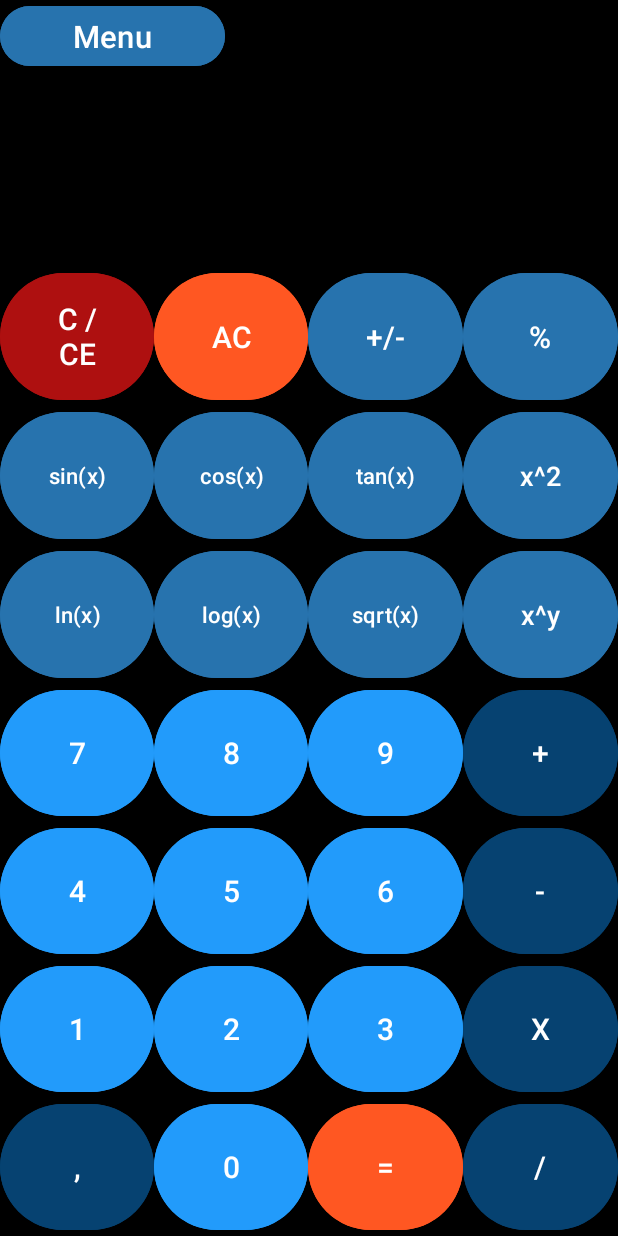
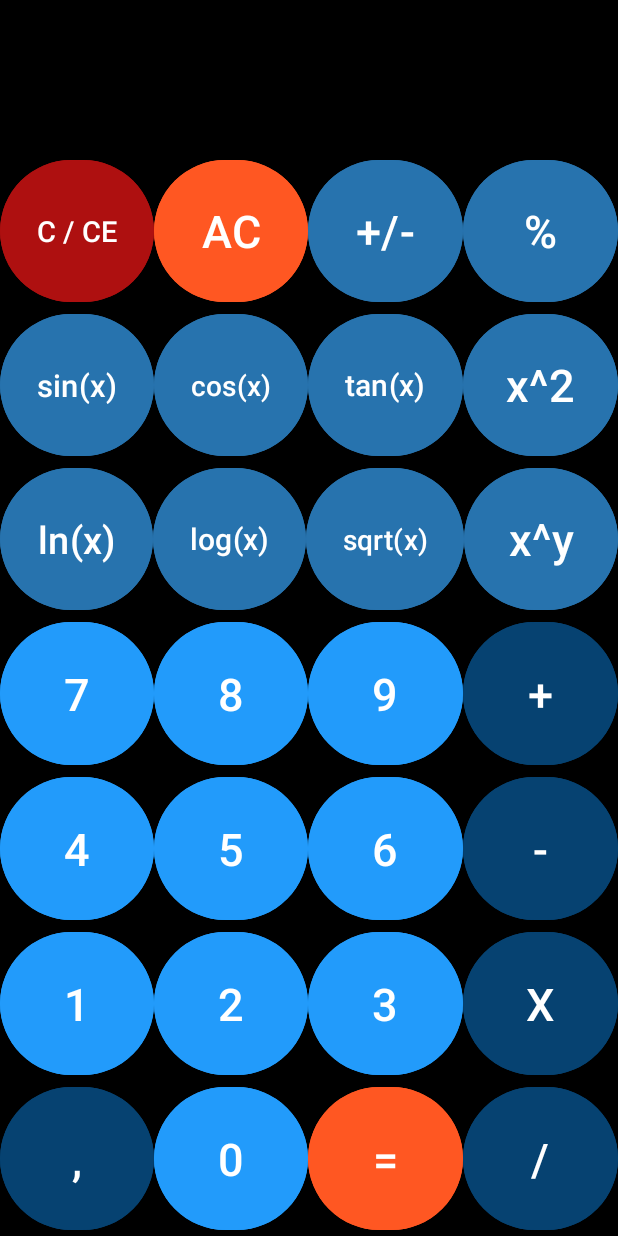
Before and after one commit to Jvsin/calculatorApp, an Android app: the AdvancedCalcActivity screen opened directly, with no data from a screen before it, on a phone screen of 412 x 824 dp. Run offline under Robolectric (Android 15) with nearby library versions, the phone set to English and light mode, and no system bars.

```diff
--- a/app/src/main/AndroidManifest.xml
+++ b/app/src/main/AndroidManifest.xml
@@ -21,10 +21,12 @@
                 <category android:name="android.intent.category.LAUNCHER" />
             </intent-filter>
         </activity>
-        <activity android:name=".BasicCalcActivity">
+        <activity android:name=".BasicCalcActivity"
+            android:configChanges="keyboardHidden|orientation|screenSize">
 
         </activity>
-        <activity android:name=".AdvancedCalcActivity">
+        <activity android:name=".AdvancedCalcActivity"
+            android:configChanges="keyboardHidden|orientation|screenSize">
 
         </activity>
 
--- a/app/src/main/java/com/example/calculatorapp/AdvancedCalcActivity.kt
+++ b/app/src/main/java/com/example/calculatorapp/AdvancedCalcActivity.kt
@@ -52,7 +52,7 @@ class AdvancedCalcActivity : AppCompatActivity() {
         val buttonLn = findViewById<Button>(R.id.buttonLn)
         val buttonLog = findViewById<Button>(R.id.buttonLog)
         val buttonSqrt = findViewById<Button>(R.id.buttonSqrt)
-        val buttonMenu = findViewById<Button>(R.id.backButton)
+//        val buttonMenu = findViewById<Button>(R.id.backButton)
 
         this.display = findViewById(R.id.resultOnScreen)
         button1.setOnClickListener { appendToDisplay("1")}
@@ -85,7 +85,7 @@ class AdvancedCalcActivity : AppCompatActivity() {
         buttonClear.setOnClickListener { clear() }
         buttonAllClear.setOnClickListener { clearAll() }
 
-        buttonMenu.setOnClickListener { finish() }
+//        buttonMenu.setOnClickListener { finish() }
 
     }
 
--- a/app/src/main/res/layout/advanced.xml
+++ b/app/src/main/res/layout/advanced.xml
@@ -8,21 +8,21 @@
     android:orientation="vertical"
     tools:context=".MainActivity">
 
-    <Button
-        android:id="@+id/backButton"
-        android:layout_width="150dp"
-        android:autoSizeTextType="uniform"
-        android:autoSizeMaxTextSize="35sp"
-        android:layout_height="wrap_content"
-        android:backgroundTint="@color/cyan"
-        android:text="@string/back" />
+<!--    <Button-->
+<!--        android:id="@+id/backButton"-->
+<!--        android:layout_width="150dp"-->
+<!--        android:autoSizeTextType="uniform"-->
+<!--        android:autoSizeMaxTextSize="35sp"-->
+<!--        android:layout_height="wrap_content"-->
+<!--        android:backgroundTint="@color/cyan"-->
+<!--        android:text="@string/back" />-->
 
     <LinearLayout
         android:layout_width="match_parent"
-        android:layout_height="130dp"
+        android:layout_height="0dp"
+        android:layout_weight="1"
         android:background="@color/black"
-        android:orientation="vertical"
-        tools:ignore="MissingConstraints">
+        android:orientation="horizontal">
 
         <TextView
             android:id="@+id/resultOnScreen"
@@ -30,57 +30,54 @@
             android:layout_height="match_parent"
             android:gravity="center"
             android:text=""
-            android:textSize="50sp"
+            android:textSize="45dp"
             android:textStyle="bold"
             android:freezesText="true"
             android:textColor="@color/white" />
 
+
     </LinearLayout>
+
 
     <LinearLayout
         android:layout_width="match_parent"
-        android:layout_height="match_parent"
-        android:orientation="vertical">
-
-        <LinearLayout
-            android:layout_width="match_parent"
-            android:layout_height="350dp"
-            android:layout_weight="1"
-            android:gravity="center|bottom"
-            android:orientation="horizontal"
-            android:paddingVertical="0dp"
-            >
+        android:layout_height="0dp"
+        android:layout_weight="1"
+        android:orientation="horizontal">
 
             <Button
                 android:id="@+id/clearButton"
                 android:backgroundTint="@color/red"
-                android:layout_width="100dp"
+                android:layout_width="wrap_content"
                 android:layout_height="match_parent"
+                android:layout_weight="1"
                 android:autoSizeTextType="uniform"
-                android:autoSizeMaxTextSize="20sp"
-                android:layout_weight="1"
+                android:autoSizeMaxTextSize="30sp"
+                android:maxLines="1"
                 android:layout_gravity="center_horizontal|center"
                 android:text="@string/clear" />
 
             <Button
                 android:id="@+id/allClearButton"
                 android:backgroundTint="@color/orange"
-                android:layout_width="100dp"
+                android:layout_width="wrap_content"
                 android:layout_height="match_parent"
+                android:layout_weight="1"
                 android:autoSizeTextType="uniform"
-                android:autoSizeMaxTextSize="20sp"
-                android:layout_weight="1"
+                android:autoSizeMaxTextSize="30sp"
+                android:maxLines="1"
                 android:layout_gravity="center_horizontal|center"
                 android:text="@string/AllClear" />
 
             <Button
                 android:id="@+id/changeSignButton"
                 android:backgroundTint="@color/cyan"
-                android:layout_width="100dp"
+                android:layout_width="wrap_content"
                 android:layout_height="match_parent"
                 android:layout_weight="1"
                 android:autoSizeTextType="uniform"
-                android:autoSizeMaxTextSize="20sp"
+                android:autoSizeMaxTextSize="30sp"
+                android:maxLines="1"
                 android:accessibilityHeading="false"
                 android:text="@string/Sign"
                 android:layout_gravity="center_horizontal|center"
@@ -89,18 +86,19 @@
             <Button
                 android:id="@+id/buttonPercent"
                 android:backgroundTint="@color/cyan"
-                android:layout_width="100dp"
+                android:layout_width="wrap_content"
                 android:layout_height="match_parent"
                 android:layout_weight="1"
                 android:autoSizeTextType="uniform"
-                android:autoSizeMaxTextSize="20sp"
+                android:autoSizeMaxTextSize="30sp"
+                android:maxLines="1"
                 android:layout_gravity="center_horizontal|center"
                 android:text="@string/Percent" />
         </LinearLayout>
 
         <LinearLayout
             android:layout_width="match_parent"
-            android:layout_height="350dp"
+            android:layout_height="0dp"
             android:layout_weight="1"
             android:gravity="center|bottom"
             android:orientation="horizontal"
@@ -110,51 +108,55 @@
             <Button
                 android:id="@+id/buttonSinus"
                 android:backgroundTint="@color/cyan"
-                android:layout_width="0dp"
+                android:layout_width="wrap_content"
                 android:layout_height="match_parent"
                 android:layout_weight="1"
                 android:autoSizeTextType="uniform"
-                android:autoSizeMaxTextSize="15sp"
+                android:autoSizeMaxTextSize="30sp"
+                android:maxLines="1"
                 android:layout_gravity="center_horizontal|center"
                 android:text="@string/Sinus" />
 
             <Button
                 android:id="@+id/buttonCosinus"
                 android:backgroundTint="@color/cyan"
-                android:layout_width="0dp"
+                android:layout_width="wrap_content"
                 android:layout_height="match_parent"
                 android:layout_weight="1"
                 android:autoSizeTextType="uniform"
-                android:autoSizeMaxTextSize="15sp"
+                android:autoSizeMaxTextSize="30sp"
+                android:maxLines="1"
                 android:layout_gravity="center_horizontal|center"
                 android:text="@string/Cosinus" />
 
             <Button
                 android:id="@+id/buttonTangens"
                 android:backgroundTint="@color/cyan"
-                android:layout_width="0dp"
+                android:layout_width="wrap_content"
                 android:layout_height="match_parent"
+                android:layout_weight="1"
                 android:autoSizeTextType="uniform"
-                android:autoSizeMaxTextSize="15sp"
+                android:autoSizeMaxTextSize="30sp"
+                android:maxLines="1"
                 android:layout_gravity="center_horizontal|center"
-                android:layout_weight="1"
                 android:text="@string/Tangens" />
 
             <Button
                 android:id="@+id/buttonPow2"
                 android:backgroundTint="@color/cyan"
-                android:layout_width="0dp"
+                android:layout_width="wrap_content"
                 android:layout_height="match_parent"
+                android:layout_weight="1"
                 android:autoSizeTextType="uniform"
-                android:autoSizeMaxTextSize="18sp"
+                android:autoSizeMaxTextSize="30sp"
+                android:maxLines="1"
                 android:layout_gravity="center_horizontal|center"
-                android:layout_weight="1"
                 android:text="@string/Power2" />
         </LinearLayout>
 
         <LinearLayout
             android:layout_width="match_parent"
-            android:layout_height="350dp"
+            android:layout_height="0dp"
             android:layout_weight="1"
             android:gravity="center|bottom"
             android:orientation="horizontal"
@@ -164,51 +166,55 @@
             <Button
                 android:id="@+id/buttonLn"
                 android:backgroundTint="@color/cyan"
-                android:layout_width="0dp"
+                android:layout_width="wrap_content"
                 android:layout_height="match_parent"
+                android:layout_weight="1"
                 android:autoSizeTextType="uniform"
-                android:autoSizeMaxTextSize="15sp"
-                android:layout_weight="1"
+                android:autoSizeMaxTextSize="30sp"
+                android:maxLines="1"
                 android:layout_gravity="center_horizontal|center"
                 android:text="@string/NaturalLog" />
 
             <Button
                 android:id="@+id/buttonLog"
                 android:backgroundTint="@color/cyan"
-                android:layout_width="0dp"
+                android:layout_width="wrap_content"
                 android:layout_height="match_parent"
                 android:layout_weight="1"
                 android:autoSizeTextType="uniform"
-                android:autoSizeMaxTextSize="15sp"
+                android:autoSizeMaxTextSize="30sp"
+                android:maxLines="1"
                 android:layout_gravity="center_horizontal|center"
                 android:text="@string/DecimalLog" />
 
             <Button
                 android:id="@+id/buttonSqrt"
                 android:backgroundTint="@color/cyan"
-                android:layout_width="0dp"
+                android:layout_width="wrap_content"
                 android:layout_height="match_parent"
+                android:layout_weight="1"
                 android:autoSizeTextType="uniform"
-                android:autoSizeMaxTextSize="15sp"
+                android:autoSizeMaxTextSize="30sp"
+                android:maxLines="1"
                 android:layout_gravity="center_horizontal|center"
-                android:layout_weight="1"
                 android:text="@string/Square" />
 
             <Button
                 android:id="@+id/buttonPowY"
                 android:backgroundTint="@color/cyan"
-                android:layout_width="0dp"
+                android:layout_width="wrap_content"
                 android:layout_height="match_parent"
+                android:layout_weight="1"
                 android:autoSizeTextType="uniform"
-                android:autoSizeMaxTextSize="18sp"
+                android:autoSizeMaxTextSize="30sp"
+                android:maxLines="1"
                 android:layout_gravity="center_horizontal|center"
-                android:layout_weight="1"
                 android:text="@string/PowerY" />
         </LinearLayout>
 
         <LinearLayout
             android:layout_width="match_parent"
-            android:layout_height="350dp"
+            android:layout_height="0dp"
             android:layout_weight="1"
             android:gravity="center|bottom"
             android:orientation="horizontal"
@@ -218,51 +224,55 @@
             <Button
                 android:id="@+id/button7"
                 android:backgroundTint="@color/lightBlue"
-                android:layout_width="0dp"
+                android:layout_width="wrap_content"
                 android:layout_height="match_parent"
                 android:layout_weight="1"
                 android:autoSizeTextType="uniform"
-                android:autoSizeMaxTextSize="20sp"
+                android:autoSizeMaxTextSize="30sp"
+                android:maxLines="1"
                 android:layout_gravity="center_horizontal|center"
                 android:text="@string/Seven" />
 
             <Button
                 android:id="@+id/button8"
                 android:backgroundTint="@color/lightBlue"
-                android:layout_width="0dp"
+                android:layout_width="wrap_content"
                 android:layout_height="match_parent"
                 android:layout_weight="1"
                 android:autoSizeTextType="uniform"
-                android:autoSizeMaxTextSize="20sp"
+                android:autoSizeMaxTextSize="30sp"
+                android:maxLines="1"
                 android:layout_gravity="center_horizontal|center"
                 android:text="@string/Eight" />
 
             <Button
                 android:id="@+id/button9"
                 android:backgroundTint="@color/lightBlue"
-                android:layout_width="0dp"
+                android:layout_width="wrap_content"
                 android:layout_height="match_parent"
+                android:layout_weight="1"
                 android:layout_gravity="center_horizontal|center"
                 android:autoSizeTextType="uniform"
-                android:autoSizeMaxTextSize="20sp"
-                android:layout_weight="1"
+                android:autoSizeMaxTextSize="30sp"
+                android:maxLines="1"
                 android:text="@string/Nine" />
 
             <Button
                 android:id="@+id/buttonPlus"
                 android:backgroundTint="@color/darkBlue"
-                android:layout_width="0dp"
+                android:layout_width="wrap_content"
                 android:layout_height="match_parent"
+                android:layout_weight="1"
                 android:autoSizeTextType="uniform"
-                android:autoSizeMaxTextSize="20sp"
+                android:autoSizeMaxTextSize="30sp"
+                android:maxLines="1"
                 android:layout_gravity="center_horizontal|center"
-                android:layout_weight="1"
                 android:text="@string/Plus" />
         </LinearLayout>
 
         <LinearLayout
             android:layout_width="match_parent"
-            android:layout_height="350dp"
+            android:layout_height="0dp"
             android:layout_weight="1"
             android:gravity="center|bottom"
             android:orientation="horizontal"
@@ -271,51 +281,55 @@
             <Button
                 android:id="@+id/button4"
                 android:backgroundTint="@color/lightBlue"
-                android:layout_width="0dp"
+                android:layout_width="wrap_content"
                 android:layout_height="match_parent"
+                android:layout_weight="1"
                 android:autoSizeTextType="uniform"
-                android:autoSizeMaxTextSize="20sp"
+                android:autoSizeMaxTextSize="30sp"
+                android:maxLines="1"
                 android:layout_gravity="center_horizontal|center"
-                android:layout_weight="1"
                 android:text="@string/Four" />
 
             <Button
                 android:id="@+id/button5"
                 android:backgroundTint="@color/lightBlue"
-                android:layout_width="0dp"
+                android:layout_width="wrap_content"
                 android:layout_height="match_parent"
+                android:layout_weight="1"
                 android:autoSizeTextType="uniform"
-                android:autoSizeMaxTextSize="20sp"
+                android:autoSizeMaxTextSize="30sp"
+                android:maxLines="1"
                 android:layout_gravity="center_horizontal|center"
-                android:layout_weight="1"
                 android:text="@string/Five" />
 
             <Button
                 android:id="@+id/button6"
                 android:backgroundTint="@color/lightBlue"
-                android:layout_width="0dp"
+                android:layout_width="wrap_content"
                 android:layout_height="match_parent"
+                android:layout_weight="1"
                 android:autoSizeTextType="uniform"
-                android:autoSizeMaxTextSize="20sp"
+                android:autoSizeMaxTextSize="30sp"
+                android:maxLines="1"
                 android:layout_gravity="center_horizontal|center"
-                android:layout_weight="1"
                 android:text="@string/Six" />
 
             <Button
                 android:id="@+id/buttonMinus"
                 android:backgroundTint="@color/darkBlue"
-                android:layout_width="0dp"
+                android:layout_width="wrap_content"
                 android:layout_height="match_parent"
+                android:layout_weight="1"
                 android:autoSizeTextType="uniform"
-                android:autoSizeMaxTextSize="20sp"
+                android:autoSizeMaxTextSize="30sp"
+                android:maxLines="1"
                 android:layout_gravity="center_horizontal|center"
-                android:layout_weight="1"
                 android:text="@string/Minus" />
         </LinearLayout>
 
         <LinearLayout
             android:layout_width="match_parent"
-            android:layout_height="350dp"
+            android:layout_height="0dp"
             android:layout_weight="1"
             android:gravity="center|bottom"
             android:orientation="horizontal"
@@ -324,52 +338,56 @@
             <Button
                 android:id="@+id/button1"
                 android:backgroundTint="@color/lightBlue"
-                android:layout_width="0dp"
+                android:layout_width="wrap_content"
                 android:layout_height="match_parent"
+                android:layout_weight="1"
                 android:autoSizeTextType="uniform"
-                android:autoSizeMaxTextSize="20sp"
+                android:autoSizeMaxTextSize="30sp"
+                android:maxLines="1"
                 android:layout_gravity="center_horizontal|center"
-                android:layout_weight="1"
                 android:text="@string/One" />
 
             <Button
                 android:id="@+id/button2"
                 android:backgroundTint="@color/lightBlue"
-                android:layout_width="0dp"
+                android:layout_width="wrap_content"
                 android:layout_height="match_parent"
+                android:layout_weight="1"
                 android:autoSizeTextType="uniform"
-                android:autoSizeMaxTextSize="20sp"
+                android:autoSizeMaxTextSize="30sp"
+                android:maxLines="1"
                 android:layout_gravity="center_horizontal|center"
-                android:layout_weight="1"
                 android:text="@string/Two" />
 
             <Button
                 android:id="@+id/button3"
                 android:backgroundTint="@color/lightBlue"
-                android:layout_width="0dp"
+                android:layout_width="wrap_content"
                 android:layout_height="match_parent"
+                android:layout_weight="1"
                 android:autoSizeTextType="uniform"
-                android:autoSizeMaxTextSize="20sp"
+                android:autoSizeMaxTextSize="30sp"
+                android:maxLines="1"
                 android:layout_gravity="center_horizontal|center"
-                android:layout_weight="1"
                 android:text="@string/Three" />
 
             <Button
                 android:id="@+id/buttonMultiply"
                 android:backgroundTint="@color/darkBlue"
-                android:layout_width="0dp"
+                android:layout_width="wrap_content"
+                android:layout_height="match_parent"
+                android:layout_weight="1"
                 android:autoSizeTextType="uniform"
-                android:autoSizeMaxTextSize="20sp"
-                android:layout_height="match_parent"
+                android:autoSizeMaxTextSize="30sp"
+                android:maxLines="1"
                 android:layout_gravity="center_horizontal|center"
-                android:layout_weight="1"
                 android:text="@string/Multiply" />
 
         </LinearLayout>
 
         <LinearLayout
             android:layout_width="match_parent"
-            android:layout_height="350dp"
+            android:layout_height="0dp"
             android:layout_weight="1"
             android:gravity="center|bottom"
             android:orientation="horizontal"
@@ -378,51 +396,51 @@
             <Button
                 android:id="@+id/buttonComa"
                 android:backgroundTint="@color/darkBlue"
-                android:layout_width="0dp"
+                android:layout_width="wrap_content"
                 android:layout_height="match_parent"
+                android:layout_weight="1"
                 android:autoSizeTextType="uniform"
-                android:autoSizeMaxTextSize="20sp"
+                android:autoSizeMaxTextSize="30sp"
+                android:maxLines="1"
                 android:layout_gravity="center_horizontal|center"
-                android:layout_weight="1"
                 android:text="@string/Coma" />
 
             <Button
                 android:id="@+id/button0"
                 android:backgroundTint="@color/lightBlue"
-                android:layout_width="0dp"
+                android:layout_width="wrap_content"
                 android:layout_height="match_parent"
+                android:layout_weight="1"
                 android:autoSizeTextType="uniform"
-                android:autoSizeMaxTextSize="20sp"
+                android:autoSizeMaxTextSize="30sp"
+                android:maxLines="1"
                 android:layout_gravity="center_horizontal|center"
-                android:layout_weight="1"
                 android:text="@string/Zero" />
 
             <Button
                 android:id="@+id/buttonEqual"
                 android:backgroundTint="@color/orange"
-                android:layout_width="0dp"
+                android:layout_width="wrap_content"
                 android:layout_height="match_parent"
+                android:layout_weight="1"
                 android:autoSizeTextType="uniform"
-                android:autoSizeMaxTextSize="20sp"
+                android:autoSizeMaxTextSize="30sp"
+                android:maxLines="1"
                 android:layout_gravity="center_horizontal|center"
-                android:layout_weight="1"
                 android:text="@string/Equal" />
-
-
 
             <Button
                 android:id="@+id/buttonDivide"
                 android:backgroundTint="@color/darkBlue"
-                android:layout_width="0dp"
+                android:layout_width="wrap_content"
                 android:layout_height="match_parent"
+                android:layout_weight="1"
                 android:autoSizeTextType="uniform"
-                android:autoSizeMaxTextSize="20sp"
+                android:autoSizeMaxTextSize="30sp"
+                android:maxLines="1"
                 android:layout_gravity="center_horizontal|center"
-                android:layout_weight="1"
                 android:text="@string/Divide" />
 
         </LinearLayout>
 
     </LinearLayout>
-
-</LinearLayout>
```
Also changed, not shown: app/src/main/java/com/example/calculatorapp/BasicCalcActivity.kt (+6 -3 lines), app/src/main/res/layout/basic.xml (+57 -65 lines).
